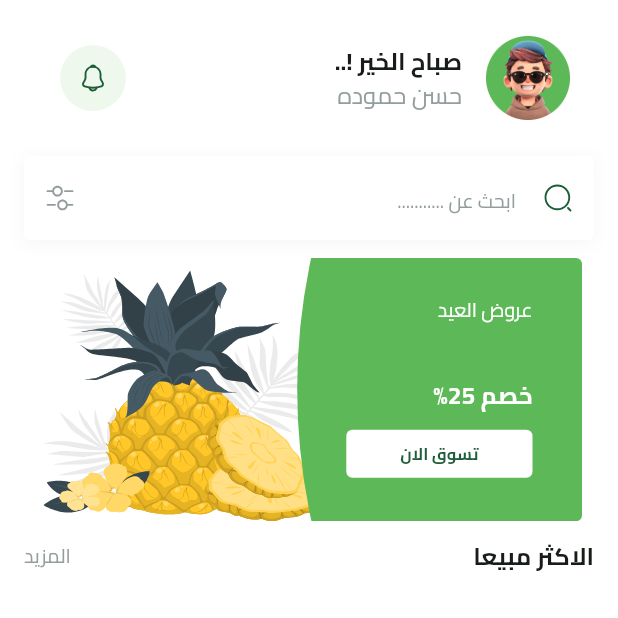
After one commit to hasanhammoudah/FruitHub, a Flutter app: the HomeView screen opened by its route, on a phone screen of 412 x 824 dp, the top half of it. The commit adds this screen. Run offline on Flutter 3.47's test engine with Material 3 defaults, Android fonts, the phone set to English and light mode, and no system bars; our stand-ins replace bloc, cloud_firestore, dartz, dots_indicator, firebase_auth, firebase_core and 8 more; missing offline and left inert: flutter_facebook_auth; accounts and stored records are empty.

Commit message:
NEW UPDATE

```diff
--- a/lib/constants.dart
+++ b/lib/constants.dart
@@ -1,2 +1,3 @@
 const kHorizintalPadding = 16.0;
+const kTopPadding = 16.0;
 const kIsOnBoardingViewSeen = 'isOnBoardingViewSeen';
--- a/lib/core/utils/app_images.dart
+++ b/lib/core/utils/app_images.dart
@@ -18,6 +18,14 @@ class Assets {
   /// assets/images/facebook_icon.svg
   static const String imagesFacebookIcon = "assets/images/facebook_icon.svg";
 
+  /// Assets for imagesFeaturedItemBackground
+  /// assets/images/featured_item_background.svg
+  static const String imagesFeaturedItemBackground = "assets/images/featured_item_background.svg";
+
+  /// Assets for imagesFilter
+  /// assets/images/filter.svg
+  static const String imagesFilter = "assets/images/filter.svg";
+
   /// Assets for imagesGoogleIcon
   /// assets/images/google_icon.svg
   static const String imagesGoogleIcon = "assets/images/google_icon.svg";
@@ -25,6 +33,10 @@ class Assets {
   /// Assets for imagesLogo
   /// assets/images/logo.svg
   static const String imagesLogo = "assets/images/logo.svg";
+
+  /// Assets for imagesNotification
+  /// assets/images/notification.svg
+  static const String imagesNotification = "assets/images/notification.svg";
 
   /// Assets for imagesPageViewItem1BackgroundImage
   /// assets/images/page_view_item1_background_image.svg
@@ -46,7 +58,19 @@ class Assets {
   /// assets/images/plant.svg
   static const String imagesPlant = "assets/images/plant.svg";
 
+  /// Assets for imagesProfileImage
+  /// assets/images/profile_image.png
+  static const String imagesProfileImage = "assets/images/profile_image.png";
+
+  /// Assets for imagesSearchIcon
+  /// assets/images/search_icon.svg
+  static const String imagesSearchIcon = "assets/images/search_icon.svg";
+
   /// Assets for imagesSplashBottom
   /// assets/images/splash_bottom.svg
   static const String imagesSplashBottom = "assets/images/splash_bottom.svg";
+
+  /// Assets for imagesWatermelonTest
+  /// assets/images/watermelon_test.png
+  static const String imagesWatermelonTest = "assets/images/watermelon_test.png";
 }
--- /dev/null
+++ b/lib/core/widgets/search_text_field.dart
@@ -0,0 +1,68 @@
+import 'package:flutter/material.dart';
+import 'package:flutter_svg/flutter_svg.dart';
+import 'package:fruits_hub/core/utils/app_images.dart';
+import 'package:fruits_hub/core/utils/app_text_styles.dart';
+
+class SearchTextField extends StatelessWidget {
+  const SearchTextField({super.key});
+
+  @override
+  Widget build(BuildContext context) {
+    return Container(
+      decoration: const BoxDecoration(
+        boxShadow: [
+          BoxShadow(
+            color: Color(
+              0x0A000000,
+            ),
+            blurRadius: 9,
+            offset: Offset(0, 2),
+            spreadRadius: 0,
+          ),
+        ],
+      ),
+      child: TextField(
+        keyboardType: TextInputType.text,
+        decoration: InputDecoration(
+          prefixIcon: SizedBox(
+            width: 20,
+            child: Center(
+              child: SvgPicture.asset(
+                Assets.imagesSearchIcon,
+              ),
+            ),
+          ),
+          suffixIcon: SizedBox(
+            width: 20,
+            child: Center(
+              child: SvgPicture.asset(
+                Assets.imagesFilter,
+              ),
+            ),
+          ),
+          hintText: 'ابحث عن ...........',
+          hintStyle: TextStyles.regular13.copyWith(
+            color: const Color(
+              0xFF949D9E,
+            ),
+          ),
+          filled: true,
+          fillColor: Colors.white,
+          border: buildBorder(),
+          enabledBorder: buildBorder(),
+          focusedBorder: buildBorder(),
+        ),
+      ),
+    );
+  }
+
+  OutlineInputBorder buildBorder() {
+    return OutlineInputBorder(
+      borderRadius: BorderRadius.circular(4),
+      borderSide: const BorderSide(
+        width: 1,
+        color: Colors.white,
+      ),
+    );
+  }
+}
--- a/lib/features/home/presentation/views/home_view.dart
+++ b/lib/features/home/presentation/views/home_view.dart
@@ -1,4 +1,5 @@
 import 'package:flutter/material.dart';
+import 'package:fruits_hub/features/home/presentation/views/widgets/home_view_body.dart';
 
 class HomeView extends StatelessWidget {
   const HomeView({super.key});
@@ -6,6 +7,10 @@ class HomeView extends StatelessWidget {
 
   @override
   Widget build(BuildContext context) {
-    return Container();
+    return const Scaffold(
+      body: SafeArea(
+        child: HomeViewBody(),
+      ),
+    );
   }
 }
--- /dev/null
+++ b/lib/features/home/presentation/views/widgets/best_selling_header.dart
@@ -0,0 +1,28 @@
+import 'package:flutter/material.dart';
+import 'package:fruits_hub/core/utils/app_text_styles.dart';
+
+class BestSellingHeader extends StatelessWidget {
+  const BestSellingHeader({super.key});
+
+  @override
+  Widget build(BuildContext context) {
+    return Row(
+      children: [
+        const Text(
+          'الاكثر مبيعا',
+          textAlign: TextAlign.right,
+          style: TextStyles.bold16,
+        ),
+        const Spacer(),
+        Text(
+          'المزيد',
+          textAlign: TextAlign.center,
+          style: TextStyles.regular13.copyWith(
+              color: const Color(
+            0xFF949D9E,
+          )),
+        ),
+      ],
+    );
+  }
+}
--- /dev/null
+++ b/lib/features/home/presentation/views/widgets/custom_home_app_bar.dart
@@ -0,0 +1,36 @@
+import 'package:flutter/material.dart';
+import 'package:flutter_svg/flutter_svg.dart';
+import 'package:fruits_hub/core/utils/app_images.dart';
+import 'package:fruits_hub/core/utils/app_text_styles.dart';
+
+class CutomHomeAppBar extends StatelessWidget {
+  const CutomHomeAppBar({super.key});
+
+  @override
+  Widget build(BuildContext context) {
+    return ListTile(
+      leading: Image.asset(Assets.imagesProfileImage),
+      title: const Text('صباح الخير !..',
+          textAlign: TextAlign.right, style: TextStyles.bold16),
+      subtitle: Text(
+        'حسن حموده',
+        textAlign: TextAlign.right,
+        style: TextStyles.regular16.copyWith(
+          color: const Color(
+            0xFF949D9E,
+          ),
+        ),
+      ),
+      trailing: Container(
+        padding: const EdgeInsets.all(12),
+        decoration: const ShapeDecoration(
+          color: Color(0xFFEEF8ED),
+          shape: OvalBorder(),
+        ),
+        child: SvgPicture.asset(
+          Assets.imagesNotification,
+        ),
+      ),
+    );
+  }
+}
--- /dev/null
+++ b/lib/features/home/presentation/views/widgets/featured_item.dart
@@ -0,0 +1,81 @@
+import 'package:flutter/material.dart';
+import 'package:flutter_svg/flutter_svg.dart';
+import 'package:fruits_hub/core/utils/app_images.dart';
+import 'package:fruits_hub/core/utils/app_text_styles.dart';
+import 'package:fruits_hub/features/home/presentation/views/widgets/featured_item_button.dart';
+import 'package:flutter_svg_provider/flutter_svg_provider.dart' as svg;
+
+class FeaturedItem extends StatelessWidget {
+  const FeaturedItem({super.key});
+
+  @override
+  Widget build(BuildContext context) {
+    var itemWidth = MediaQuery.sizeOf(context).width - 32;
+    return ClipRRect(
+      borderRadius: BorderRadius.circular(4),
+      child: Container(
+        width: itemWidth,
+        //TODO what is AspectRatio
+        child: AspectRatio(
+          aspectRatio: 342 / 158,
+          child: Stack(
+            children: [
+              Positioned(
+                left: 0,
+                bottom: 0,
+                top: 0,
+                right: itemWidth * .4,
+                child: SvgPicture.asset(
+                  Assets.imagesPageViewItem2Image,
+                  fit: BoxFit.fill,
+                ),
+              ),
+              Container(
+                width: itemWidth * .5,
+                decoration: const BoxDecoration(
+                  image: DecorationImage(
+                    image: svg.Svg(Assets.imagesFeaturedItemBackground),
+                    fit: BoxFit.fill,
+                  ),
+                ),
+                child: Padding(
+                  padding: const EdgeInsets.only(right: 33),
+                  child: Column(
+                    crossAxisAlignment: CrossAxisAlignment.start,
+                    children: [
+                      const SizedBox(
+                        height: 25,
+                      ),
+                      Text(
+                        'عروض العيد',
+                        style: TextStyles.regular13.copyWith(
+                          color: Colors.white,
+                        ),
+                      ),
+                      const Spacer(),
+                      Text(
+                        'خصم 25%',
+                        style: TextStyles.bold16.copyWith(
+                          color: Colors.white,
+                        ),
+                      ),
+                      const SizedBox(
+                        height: 11,
+                      ),
+                      FeaturedItemButton(
+                        onPressed: () {},
+                      ),
+                      const SizedBox(
+                        height: 29,
+                      ),
+                    ],
+                  ),
+                ),
+              )
+            ],
+          ),
+        ),
+      ),
+    );
+  }
+}
--- /dev/null
+++ b/lib/features/home/presentation/views/widgets/featured_item_button.dart
@@ -0,0 +1,39 @@
+import 'package:flutter/material.dart';
+import 'package:fruits_hub/core/utils/app_colors.dart';
+import 'package:fruits_hub/core/utils/app_text_styles.dart';
+
+class FeaturedItemButton extends StatelessWidget {
+  const FeaturedItemButton({
+    super.key,
+    required this.onPressed,
+  });
+  final VoidCallback onPressed;
+
+  @override
+  Widget build(BuildContext context) {
+    return SizedBox(
+      height: 32,
+      child: TextButton(
+        style: TextButton.styleFrom(
+          shape: RoundedRectangleBorder(
+            borderRadius: BorderRadius.circular(4),
+          ),
+          backgroundColor: Colors.white,
+        ),
+        onPressed: onPressed,
+        child: Padding(
+          padding: const EdgeInsets.symmetric(horizontal: 24),
+          //TODO what is FittedBox
+          child: FittedBox(
+            child: Text(
+              'تسوق الان',
+              style: TextStyles.bold13.copyWith(
+                color: AppColors.primaryColor,
+              ),
+            ),
+          ),
+        ),
+      ),
+    );
+  }
+}
--- /dev/null
+++ b/lib/features/home/presentation/views/widgets/featured_list.dart
@@ -0,0 +1,29 @@
+import 'package:flutter/material.dart';
+import 'package:fruits_hub/features/home/presentation/views/widgets/featured_item.dart';
+
+class FeaturedList extends StatelessWidget {
+  const FeaturedList({super.key});
+
+  @override
+  Widget build(BuildContext context) {
+    return SingleChildScrollView(
+      scrollDirection: Axis.horizontal,
+      child: Row(
+          children: List.generate(4, (index) {
+        return const Padding(
+          padding: EdgeInsets.symmetric(horizontal: 8),
+          child: FeaturedItem(),
+        );
+      })
+          // ListView.builder(
+          //   scrollDirection: Axis.horizontal,
+          //   itemCount: 4,
+          //   itemBuilder: (context, index) {
+          //     return const FeaturedItem();
+          //   },
+          // ),
+
+          ),
+    );
+  }
+}
--- /dev/null
+++ b/lib/features/home/presentation/views/widgets/home_view_body.dart
@@ -0,0 +1,44 @@
+import 'package:flutter/material.dart';
+import 'package:fruits_hub/constants.dart';
+import 'package:fruits_hub/core/widgets/search_text_field.dart';
+import 'package:fruits_hub/features/home/presentation/views/widgets/best_selling_header.dart';
+import 'package:fruits_hub/features/home/presentation/views/widgets/custom_home_app_bar.dart';
+import 'package:fruits_hub/features/home/presentation/views/widgets/featured_item.dart';
+import 'package:fruits_hub/features/home/presentation/views/widgets/featured_list.dart';
+
+class HomeViewBody extends StatelessWidget {
+  const HomeViewBody({super.key});
+
+  @override
+  Widget build(BuildContext context) {
+    return const Padding(
+      padding: EdgeInsets.symmetric(horizontal: 16),
+      child: CustomScrollView(
+        slivers: [
+          SliverToBoxAdapter(
+            child: Column(
+              children: [
+                SizedBox(
+                  height: kTopPadding,
+                ),
+                CutomHomeAppBar(),
+                SizedBox(
+                  height: 16,
+                ),
+                SearchTextField(),
+                SizedBox(
+                  height: 12,
+                ),
+                FeaturedList(),
+                SizedBox(
+                  height: 12,
+                ),
+                BestSellingHeader(),
+              ],
+            ),
+          ),
+        ],
+      ),
+    );
+  }
+}
```
Also changed, not shown: pubspec.yaml (+16 -23 lines), assets/images/featured_item_background.svg (added), assets/images/filter.svg (added), assets/images/notification.svg (added), assets/images/profile_image.png (added), assets/images/search_icon.svg (added), assets/images/watermelon_test.png (added), pubspec.lock.
